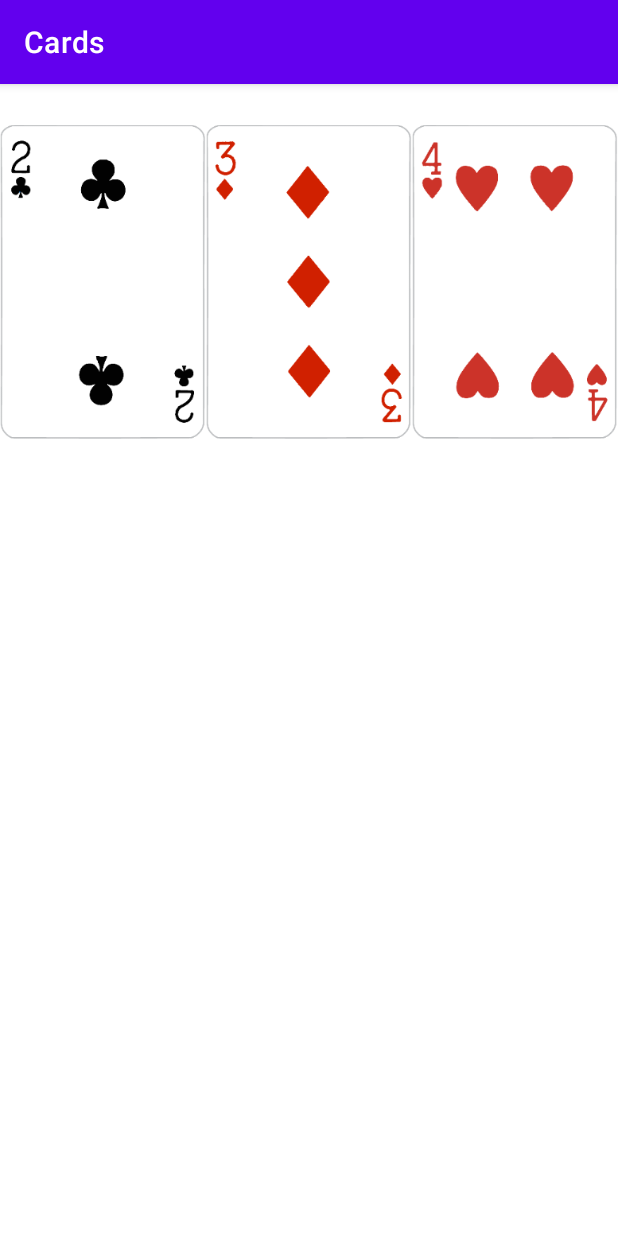
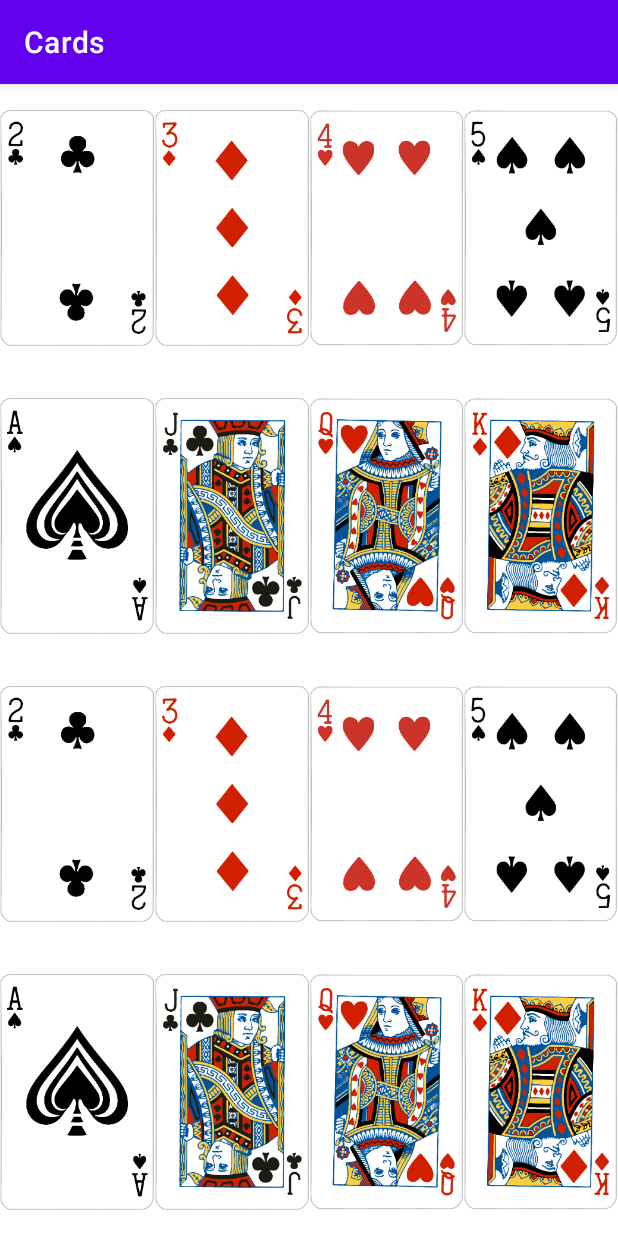
Before and after one commit to scgyong-kpu/spgp_2023, an Android app: the screen it shows after launch (MainActivity), on a phone screen of 412 x 824 dp. Run offline under Robolectric (Android 15) with nearby library versions, the phone set to English and light mode, and no system bars.

Commit message:
card 16 장 배치.

```diff
--- a/MemoryGame/app/src/main/res/layout/activity_main.xml
+++ b/MemoryGame/app/src/main/res/layout/activity_main.xml
@@ -22,6 +22,9 @@
         <ImageButton
             android:src="@mipmap/card_4h"
             style="@style/card_button" />
+        <ImageButton
+            android:src="@mipmap/card_5s"
+            style="@style/card_button" />
     </LinearLayout>
 
     <LinearLayout
@@ -30,6 +33,55 @@
         android:layout_weight="1"
         android:orientation="horizontal"
         >
-
+        <ImageButton
+            android:src="@mipmap/card_as"
+            style="@style/card_button" />
+        <ImageButton
+            android:src="@mipmap/card_jc"
+            style="@style/card_button" />
+        <ImageButton
+            android:src="@mipmap/card_qh"
+            style="@style/card_button" />
+        <ImageButton
+            android:src="@mipmap/card_kd"
+            style="@style/card_button" />
+    </LinearLayout>
+    <LinearLayout
+        android:layout_width="match_parent"
+        android:layout_height="wrap_content"
+        android:layout_weight="1"
+        android:orientation="horizontal"
+        >
+        <ImageButton
+            android:src="@mipmap/card_2c"
+            style="@style/card_button" />
+        <ImageButton
+            android:src="@mipmap/card_3d"
+            style="@style/card_button" />
+        <ImageButton
+            android:src="@mipmap/card_4h"
+            style="@style/card_button" />
+        <ImageButton
+            android:src="@mipmap/card_5s"
+            style="@style/card_button" />
+    </LinearLayout>
+    <LinearLayout
+        android:layout_width="match_parent"
+        android:layout_height="wrap_content"
+        android:layout_weight="1"
+        android:orientation="horizontal"
+        >
+        <ImageButton
+            android:src="@mipmap/card_as"
+            style="@style/card_button" />
+        <ImageButton
+            android:src="@mipmap/card_jc"
+            style="@style/card_button" />
+        <ImageButton
+            android:src="@mipmap/card_qh"
+            style="@style/card_button" />
+        <ImageButton
+            android:src="@mipmap/card_kd"
+            style="@style/card_button" />
     </LinearLayout>
 </LinearLayout>
```
